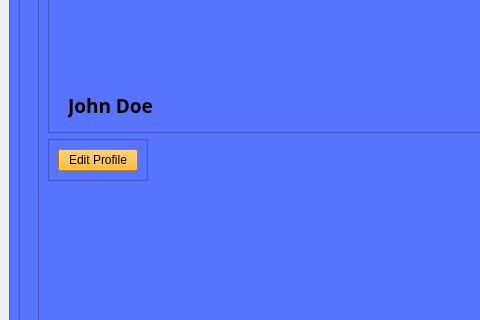
Before: the Qt Designer form ui/l_homepage.ui in neel-mistry/PoCoH-MiniProj, drawn with Qt 5; both pictures show x 0 to 480 and y 128 to 448 of the 1115 by 849 pixel window.
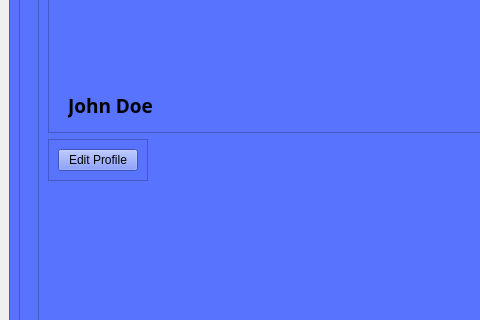
After: the same form once the commit is applied. The open tabs and pages were chosen to show the change. Icons and pictures are not drawn.

What changed in the file:
```diff
--- a/ui/l_homepage.ui
+++ b/ui/l_homepage.ui
@@ -297,16 +297,7 @@
                    </property>
                    <layout class="QVBoxLayout" name="verticalLayout_46">
                     <item>
-                     <widget class="QPushButton" name="beditprof">
-                      <property name="styleSheet">
-                       <string notr="true">border-radius: 0.5em;
-background-color: rgb(255, 174, 13);
-padding-top: 0.30em;
-padding-bottom: 0.30em;
-padding-left: 0.5em;
-padding-right: 0.5em;
-font: 500 10pt &quot;Poppins&quot;;</string>
-                      </property>
+                     <widget class="QPushButton" name="pushButton">
                       <property name="text">
                        <string>Edit Profile</string>
                       </property>
```
Left out of the diff: 3 changed lines with no effect on the pictures.
